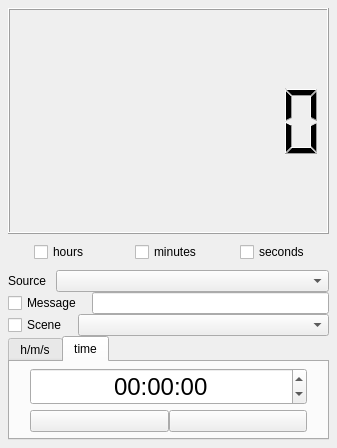
Above: src/CountdownTimer.ui from ashmanix/obs-plugin-countdown before the change. Below: the same form after it.
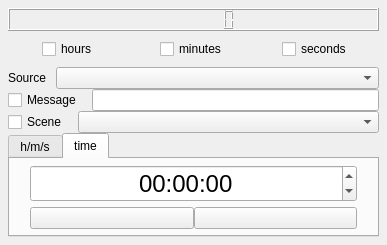
That is the form after the change.

Commit message: Timer compiling and running with new compile scripts using obs 30.0

Diff of the .ui file:
```diff
--- a/src/CountdownTimer.ui
+++ b/src/CountdownTimer.ui
@@ -1,18 +1,6 @@
 <?xml version="1.0" encoding="UTF-8"?>
 <ui version="4.0">
  <class>CountdownTimer</class>
- <widget class="QDockWidget" name="CountdownTimer">
-  <property name="geometry">
-   <rect>
-    <x>0</x>
-    <y>0</y>
-    <width>337</width>
-    <height>448</height>
-   </rect>
-  </property>
-  <property name="windowTitle">
-   <string>Countdown Timer</string>
-  </property>
   <widget class="QWidget" name="mainLayout">
    <layout class="QGridLayout" name="gridLayout_2" rowstretch="1,0,0,0,0,0,0">
     <property name="leftMargin">
@@ -467,7 +455,6 @@
     </item>
    </layout>
   </widget>
- </widget>
  <resources/>
  <connections/>
 </ui>
```
The commit also changes 6 other files.
